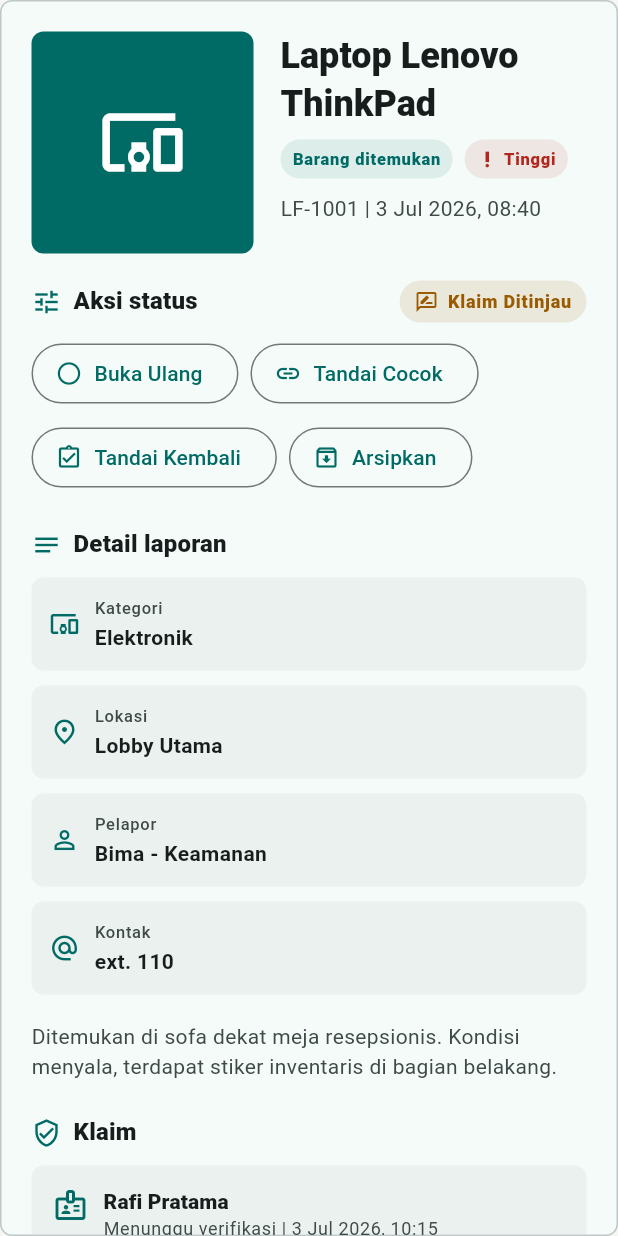
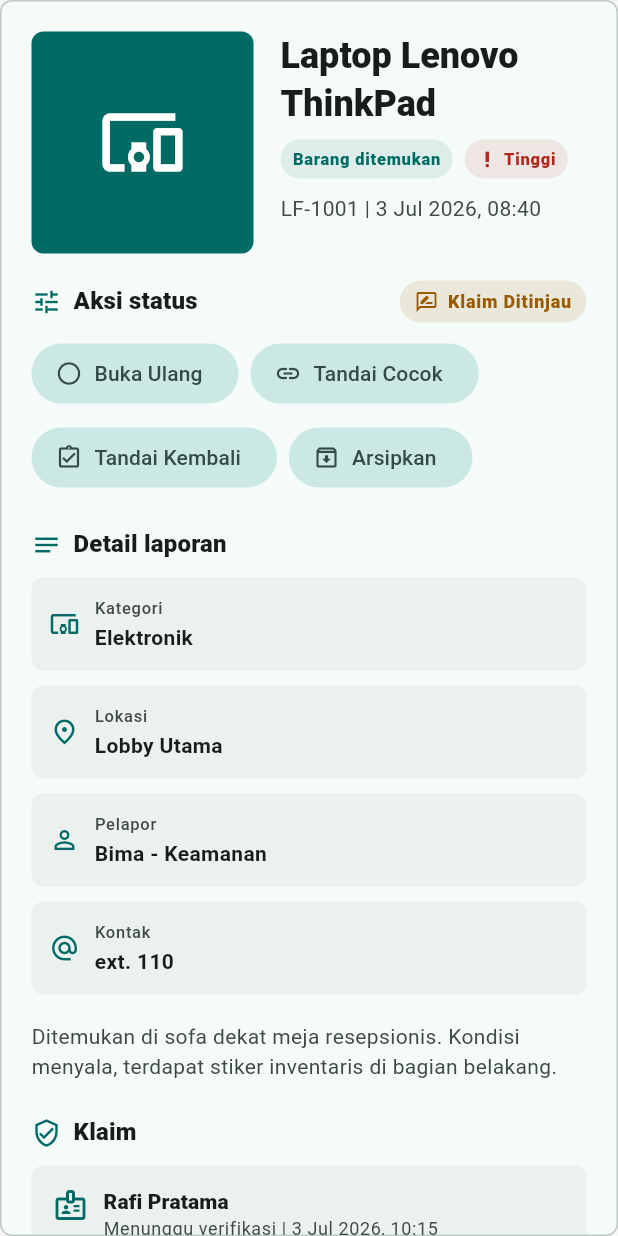
Before and after one commit to demmagence/lost-and-found, a Flutter app: the ItemDetailPanel widget shown alone on an empty page, opened directly with sample values from the repository, on a phone screen of 412 x 824 dp. Run offline on Flutter 3.47's test engine with Material 3 defaults, Android fonts, the phone set to English and light mode, and no system bars.

Commit message:
style: remove borders in compact detail panel and use tonal status action buttons

```diff
--- a/lib/features/lost_found/views/widgets/item_detail_panel.dart
+++ b/lib/features/lost_found/views/widgets/item_detail_panel.dart
@@ -27,7 +27,7 @@
         decoration: BoxDecoration(
           color: scheme.surface,
           borderRadius: BorderRadius.circular(8),
-          border: Border.all(color: scheme.outlineVariant),
+          border: compact ? null : Border.all(color: scheme.outlineVariant),
         ),
         child: Center(
           child: Column(
@@ -62,7 +62,7 @@
       decoration: BoxDecoration(
         color: scheme.surface,
         borderRadius: BorderRadius.circular(8),
-        border: Border.all(color: scheme.outlineVariant),
+        border: compact ? null : Border.all(color: scheme.outlineVariant),
       ),
       child: SingleChildScrollView(
         padding: EdgeInsets.all(compact ? 16 : 20),
@@ -96,7 +96,7 @@
               children: [
                 for (final status in ItemStatus.values)
                   if (status != item.status)
-                    OutlinedButton.icon(
+                    FilledButton.tonalIcon(
                       key: ValueKey('status-${status.name}'),
                       onPressed: () => onStatusChanged(status),
                       icon: Icon(status.icon, size: 18),
```
